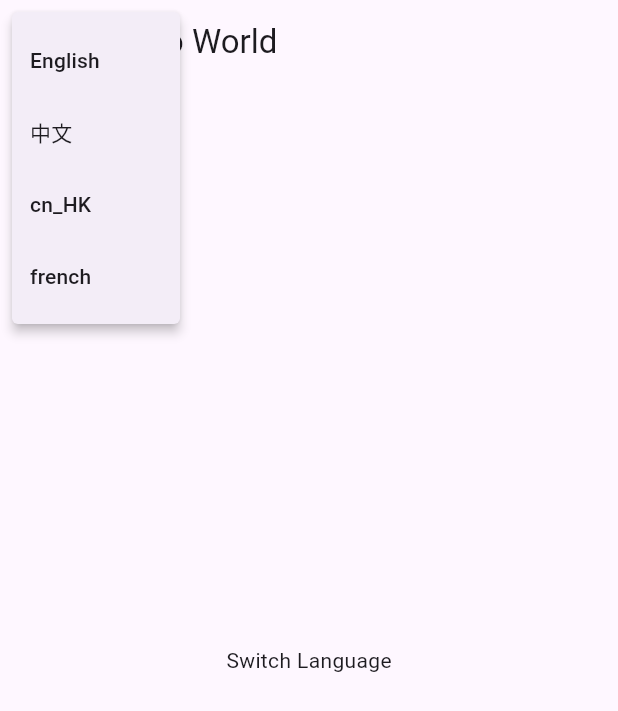
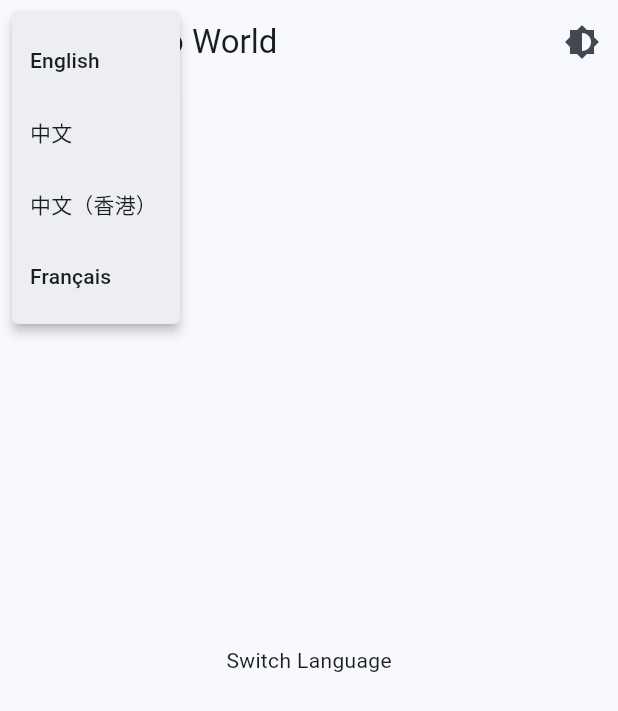
Before and after one commit to jackchan/platform-api, a Flutter app: the screen it shows after launch, after a tap on the "language" icon, on a phone screen of 412 x 824 dp. Shown: the top 711 px of the screen. Run offline on Flutter 3.47's test engine with Material 3 defaults, Android fonts, the phone set to English and light mode, and no system bars.

Commit message:
Adding different theme option

```diff
--- a/lib/l10n/app_localizations_zh.dart
+++ b/lib/l10n/app_localizations_zh.dart
@@ -17,7 +17,7 @@ class AppLocalizationsZh extends AppLocalizations {
 
 /// The translations for Chinese, as used in Hong Kong (`zh_HK`).
 class AppLocalizationsZhHk extends AppLocalizationsZh {
-  AppLocalizationsZhHk(): super('zh_HK');
+  AppLocalizationsZhHk() : super('zh_HK');
 
   @override
   String get title => '你好';
--- a/lib/main.dart
+++ b/lib/main.dart
@@ -1,6 +1,6 @@
 import 'package:flutter/material.dart';
 import 'package:flutter_localizations/flutter_localizations.dart';
-import 'l10n/app_localizations.dart'; // auto generated
+import 'l10n/app_localizations.dart'; // Generated localization
 
 void main() {
   runApp(const MyApp());
@@ -15,6 +15,7 @@
 
 class _MyAppState extends State<MyApp> {
   Locale _locale = const Locale('en');
+  ThemeMode _themeMode = ThemeMode.system;
 
   void _setLocale(Locale locale) {
     setState(() {
@@ -22,26 +23,54 @@
     });
   }
 
+  void _toggleTheme() {
+    setState(() {
+      _themeMode = _themeMode == ThemeMode.light
+          ? ThemeMode.dark
+          : ThemeMode.light;
+    });
+  }
+
   @override
   Widget build(BuildContext context) {
     return MaterialApp(
-      locale: _locale, // current locale
+      title: 'Flutter i18n + Theme Demo',
+      locale: _locale,
+      themeMode: _themeMode,
+      theme: ThemeData(
+        brightness: Brightness.light,
+        colorScheme: ColorScheme.fromSeed(seedColor: Colors.blue),
+        useMaterial3: true,
+      ),
+      darkTheme: ThemeData(
+        brightness: Brightness.dark,
+        colorScheme: ColorScheme.fromSeed(
+          seedColor: Colors.blue,
+          brightness: Brightness.dark,
+        ),
+        useMaterial3: true,
+      ),
       supportedLocales: AppLocalizations.supportedLocales,
       localizationsDelegates: const [
-        AppLocalizations.delegate, // your generated delegate
+        AppLocalizations.delegate,
         GlobalMaterialLocalizations.delegate,
         GlobalWidgetsLocalizations.delegate,
         GlobalCupertinoLocalizations.delegate,
       ],
-      home: HomePage(onLocaleChange: _setLocale),
+      home: HomePage(onLocaleChange: _setLocale, onToggleTheme: _toggleTheme),
     );
   }
 }
 
 class HomePage extends StatelessWidget {
   final void Function(Locale) onLocaleChange;
+  final VoidCallback onToggleTheme;
 
-  const HomePage({super.key, required this.onLocaleChange});
+  const HomePage({
+    super.key,
+    required this.onLocaleChange,
+    required this.onToggleTheme,
+  });
 
   @override
   Widget build(BuildContext context) {
@@ -58,11 +87,17 @@
             const PopupMenuItem(value: Locale('zh'), child: Text('中文')),
             const PopupMenuItem(
               value: Locale('zh', 'HK'),
-              child: Text('cn_HK'),
+              child: Text('中文（香港）'),
             ),
-            const PopupMenuItem(value: Locale('fr'), child: Text('french')),
+            const PopupMenuItem(value: Locale('fr'), child: Text('Français')),
           ],
         ),
+        actions: [
+          IconButton(
+            icon: const Icon(Icons.brightness_6),
+            onPressed: onToggleTheme,
+          ),
+        ],
       ),
       body: Center(child: Text(loc.switch_language)),
     );
--- /dev/null
+++ b/lib/theme.dart
@@ -0,0 +1,16 @@
+import 'package:flutter/material.dart';
+
+final ThemeData lightTheme = ThemeData(
+  brightness: Brightness.light,
+  colorScheme: ColorScheme.fromSeed(seedColor: Colors.blue),
+  useMaterial3: true,
+);
+
+final ThemeData darkTheme = ThemeData(
+  brightness: Brightness.dark,
+  colorScheme: ColorScheme.fromSeed(
+    seedColor: Colors.blue,
+    brightness: Brightness.dark,
+  ),
+  useMaterial3: true,
+);
```
Also changed, not shown: lib/l10n/app_localizations.dart (+22 -13 lines).
